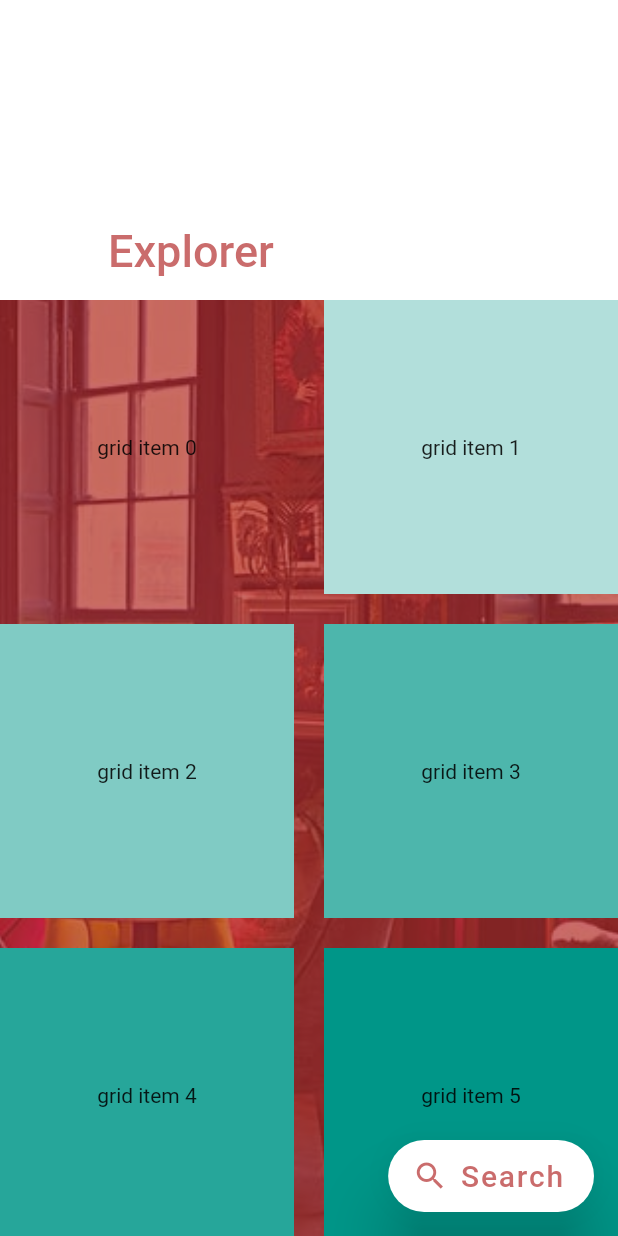
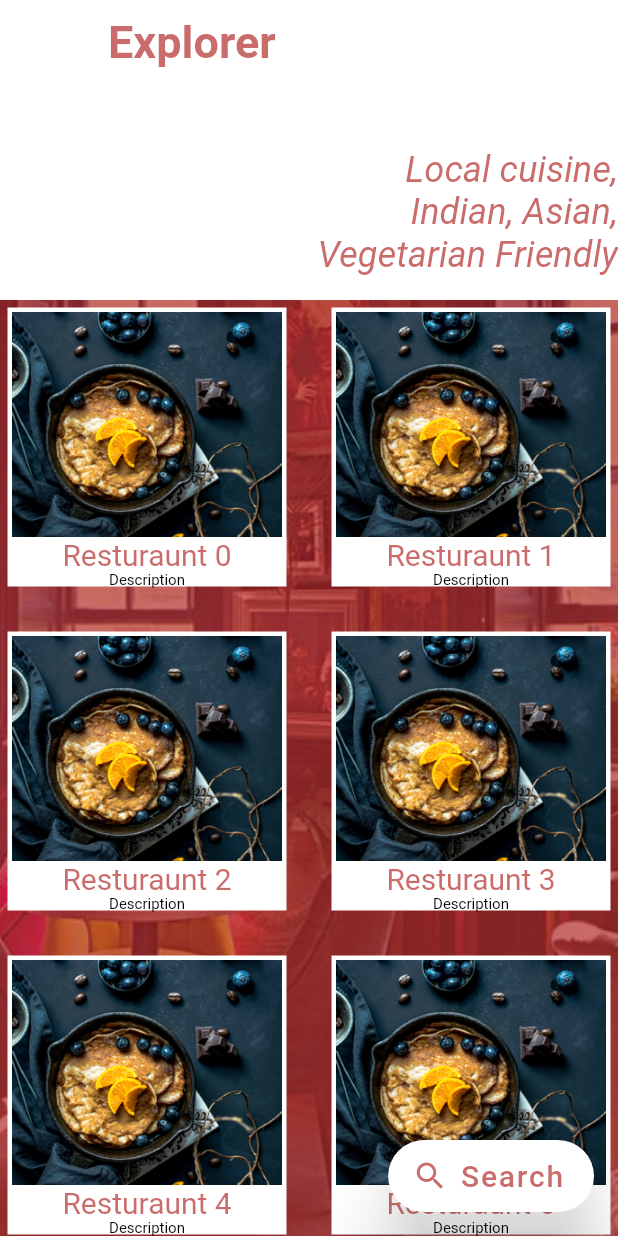
Before and after one commit to Naveen11695/bhukkd, a Flutter app: the ExplorePage screen opened directly, on a phone screen of 412 x 824 dp. Run offline on Flutter 3.47's test engine with Material 2 defaults, Android fonts, the phone set to English and light mode, and no system bars; our stand-ins replace geolocator, progress_indicators, shared_preferences, splashscreen; accounts and stored records are empty; Roboto replaces fonts that are missing (Raleway).

Commit message:
version 2.2.3 (Finished Search)

```diff
--- a/lib/Pages/ExplorePage.dart
+++ b/lib/Pages/ExplorePage.dart
@@ -23,13 +23,17 @@ final background = Container(
 );
 
 
-class ExplorePage extends StatelessWidget{
+class ExplorePage extends StatefulWidget {
+  @override
+  _ExplorePage createState() => _ExplorePage();
+}
 
 
+class _ExplorePage extends State<ExplorePage>{
+  List cards = new List.generate(result.length, (i)=>new CustomCard(result[i])).toList();
+
   @override
-  Widget build(BuildContext context) {
-
-    return new Scaffold(
+  Widget build(BuildContext context) => new Scaffold(
       body: Stack(
         children: <Widget>[
           background,
@@ -40,8 +44,13 @@ class ExplorePage extends StatelessWidget{
                 backgroundColor: Color.fromRGBO(255, 255, 255, 50),
                 expandedHeight: 200.0,
                 pinned: true,
+                floating: true,
+                title: new Text("Explorer",textAlign: TextAlign.center,style: Raleway.copyWith(fontSize: 30, fontWeight: FontWeight.bold ),),
                 flexibleSpace: new FlexibleSpaceBar(
-                  title: new Text("Explorer",textAlign: TextAlign.center,style: Raleway,),
+                  title: new Text(
+                    "                     Local cuisine, Indian, Asian,\nVegetarian Friendly",
+                    textAlign: TextAlign.end,
+                    style: Raleway.copyWith(fontSize: 16,fontStyle: FontStyle.italic, fontWeight: FontWeight.w400),),
                 ),
               ),
               SliverGrid(
@@ -53,10 +62,34 @@ class ExplorePage extends StatelessWidget{
                 ),
                 delegate: SliverChildBuilderDelegate(
                       (BuildContext context, int index) {
-                    return Container(
+                        return Padding(
+                          padding: const EdgeInsets.all(5.0),
+                          child: Container(
                       alignment: Alignment.center,
-                      color: Colors.teal[100 * (index % 9)],
-                      child: Text('grid item $index'),
+                      color: Colors.white,
+                      child: Padding(
+                          padding: const EdgeInsets.all(3.0),
+                          child: Column(
+                            crossAxisAlignment: CrossAxisAlignment.center,
+                            children: <Widget>[
+                              new Row(
+                                mainAxisAlignment: MainAxisAlignment.center,
+                                children: <Widget>[
+                                  Expanded(
+                                    child: new Image.asset("assets/images/food.png", fit: BoxFit.fitWidth, height:150, width: 50,
+                                    ),
+                                  ),
+                                ],
+                              ),
+                              new Text("Resturaunt $index",style: Raleway.copyWith(fontSize: 20.0),),
+                              new Text("Description", style: new TextStyle(
+                                  fontSize: 10.0,
+                                  color: Theme.of(context).textTheme.subtitle.color
+                              ),)
+                            ],
+                          ),
+                      ),
+                    ),
                         );
                       },
                   childCount: 50,
@@ -75,7 +108,6 @@ class ExplorePage extends StatelessWidget{
       ),
       floatingActionButtonLocation: FloatingActionButtonLocation.endFloat,
     );
-  }
 
 }
 var result = [
@@ -89,6 +121,8 @@ class DataSearch extends SearchDelegate<String> {
     "foodHub",
     "Rock&Roll",
     "PiratesOfGrills",
+    "barloons",
+    "baryFeast",
   ];
 
   final recentResturaunt = [
@@ -118,18 +152,26 @@ class DataSearch extends SearchDelegate<String> {
             onPressed: ()
             {
               close(context,null);
-              result.clear();
             });
   }
 
   @override
   Widget buildResults(BuildContext context) {
     // show some result based on selection
-    List cards = new List.generate(result.length, (i)=>new CustomCard(result[i])).toList();
+    var nearList= resturaunt.where((p)=>p.toLowerCase().startsWith(query)).toList();
+    List cards = new List.generate(result.isEmpty?nearList.length:result.length, (i)=>new CustomCard((result.isEmpty?nearList[i]:result[i]))).toList();
     return Stack(
       children: <Widget>[
-        new ListView(
+        background,
+        Opacity,
+        new GridView(
               children : cards,
+          gridDelegate: SliverGridDelegateWithMaxCrossAxisExtent(
+          maxCrossAxisExtent: 300.0,
+          mainAxisSpacing: 20.0,
+          crossAxisSpacing: 20.0,
+          childAspectRatio: 1.0,
+    ),
         ),
       ],
     );
@@ -139,7 +181,7 @@ class DataSearch extends SearchDelegate<String> {
   Widget buildSuggestions(BuildContext context) {
     // show when someone searches for something
     final suggestionList = query.isEmpty ? recentResturaunt:resturaunt.where((p)=>p.toLowerCase().startsWith(query)).toList();
-
+    result.clear();
 
     return ListView.builder(
       itemBuilder: (context,index)=>ListTile(
@@ -179,18 +221,22 @@ class CustomCardState extends State<CustomCard> {
   Widget build(BuildContext context) {
     // TODO: implement build
     return  new Card(
+      //shape: StadiumBorder(),
       elevation: 10.0,
       child: Column(
     crossAxisAlignment: CrossAxisAlignment.center,
     children: <Widget>[
-    new Row(
+    Padding(
+      padding: const EdgeInsets.all(5.0),
+      child: new Row(
       mainAxisAlignment: MainAxisAlignment.center,
       children: <Widget>[
       Expanded(
-    child: new Image.asset("assets/images/food.png", fit: BoxFit.fitWidth, height:200, width: 100,
+      child: new Image.asset("assets/images/food.png", fit: BoxFit.fitWidth, height:150, width: 50,
       ),
       ),
       ],
+      ),
     ),
     new Text(widget.result1),
     new Text("Description", style: new TextStyle(
```
Also changed, not shown: lib/Pages/LoginPage.dart (+8 -6 lines). Lines whose indentation alone changed are shown as unchanged.
